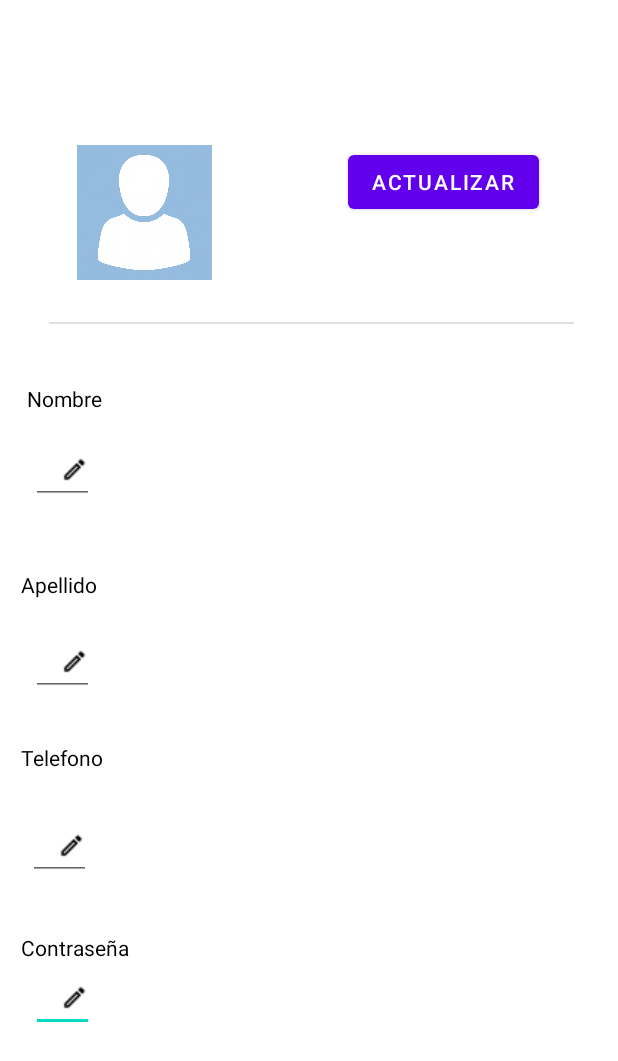
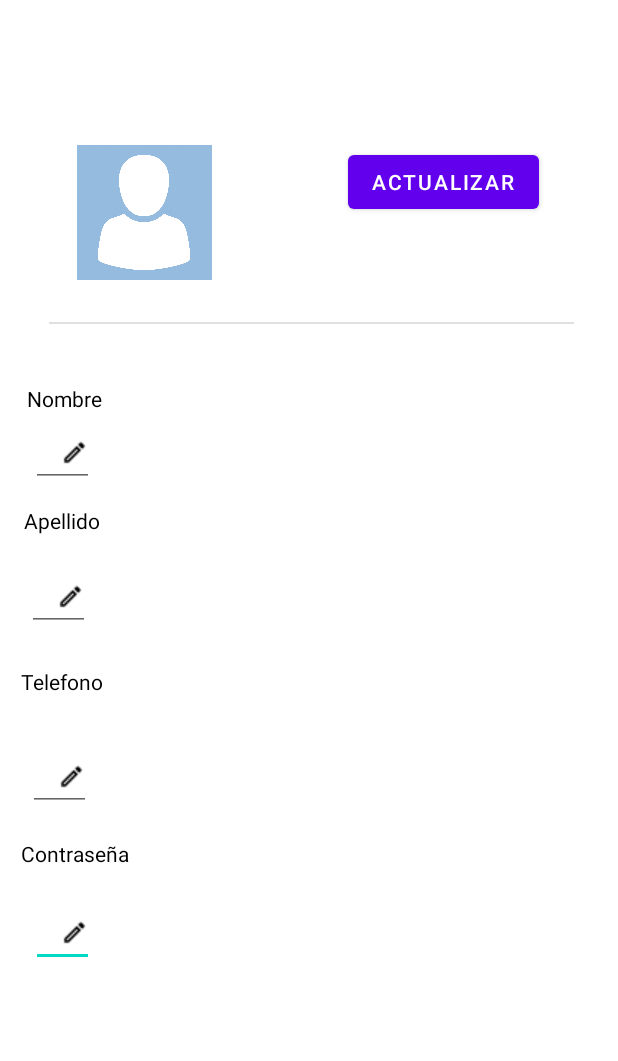
Before and after one commit to olvera93/AndroidStudio_Carpool, an Android app: the layout activity_ver_perfil.xml on its own in the app's theme, with its tools: preview values and no code run, on a phone screen of 412 x 824 dp. Shown: the top 1061 px of the screen. Run offline under Robolectric (Android 15) with nearby library versions, the phone set to English and light mode, and no system bars.

```diff
--- a/app/src/main/java/com/example/carpool/MainActivity.kt
+++ b/app/src/main/java/com/example/carpool/MainActivity.kt
@@ -54,9 +54,8 @@ class MainActivity : AppCompatActivity() {
 
         //Iniciamos el listener
         button.setOnClickListener {
-            if (usuario.text.isEmpty() || contrasena.text.isEmpty()){
+            if (!validacionCampos(usuario.text.toString(),contrasena.text.toString())){
                 Toast.makeText(this, "Usuario o contraseña invalidos", Toast.LENGTH_LONG).show()
-
                 usuario.error = "No debe de estar vacio"
                 contrasena.error="Contraseña incorrecta"
 
@@ -78,3 +77,7 @@ class MainActivity : AppCompatActivity() {
     }
 
 }
+
+fun validacionCampos(campo1:String,campo2:String):Boolean{
+    return campo1.isNotEmpty()&&campo1!=null || campo2.length>0 &&campo2!=null
+        }
--- a/app/src/main/res/layout/activity_ver_perfil.xml
+++ b/app/src/main/res/layout/activity_ver_perfil.xml
@@ -32,7 +32,7 @@
         app:layout_constraintHorizontal_bias="0.041"
         app:layout_constraintStart_toStartOf="parent"
         app:layout_constraintTop_toBottomOf="@+id/NumeroEdit"
-        app:layout_constraintVertical_bias="0.162" />
+        app:layout_constraintVertical_bias="0.07" />
 
     <EditText
         android:id="@+id/ContraEdit"
@@ -47,23 +47,7 @@
         app:layout_constraintHorizontal_bias="0.056"
         app:layout_constraintStart_toStartOf="parent"
         app:layout_constraintTop_toBottomOf="@+id/ContraText"
-        app:layout_constraintVertical_bias="0.011" />
-
-    <EditText
-        android:id="@+id/ApellidoEdit"
-        android:layout_width="wrap_content"
-        android:layout_height="wrap_content"
-        android:layout_marginTop="136dp"
-        android:drawableRight="@drawable/edit"
-        android:drawablePadding="10dp"
-        android:inputType="text"
-        android:paddingLeft="10dp"
-        app:layout_constraintBottom_toBottomOf="parent"
-        app:layout_constraintEnd_toEndOf="parent"
-        app:layout_constraintHorizontal_bias="0.056"
-        app:layout_constraintStart_toStartOf="parent"
-        app:layout_constraintTop_toBottomOf="@+id/NombreText"
-        app:layout_constraintVertical_bias="0.02" />
+        app:layout_constraintVertical_bias="0.105" />
 
     <EditText
         android:id="@+id/NumeroEdit"
@@ -111,15 +95,31 @@
         android:id="@+id/ApellidoText"
         android:layout_width="wrap_content"
         android:layout_height="wrap_content"
-        android:layout_marginBottom="16dp"
+        android:layout_marginBottom="10dp"
         android:text="@string/Apellido"
         android:textColor="@color/black"
         app:layout_constraintBottom_toTopOf="@+id/ApellidoEdit"
         app:layout_constraintEnd_toEndOf="parent"
-        app:layout_constraintHorizontal_bias="0.038"
+        app:layout_constraintHorizontal_bias="0.044"
         app:layout_constraintStart_toStartOf="parent"
         app:layout_constraintTop_toBottomOf="@+id/divider"
-        app:layout_constraintVertical_bias="0.982" />
+        app:layout_constraintVertical_bias="0.931" />
+
+    <EditText
+        android:id="@+id/ApellidoEdit"
+        android:layout_width="wrap_content"
+        android:layout_height="wrap_content"
+        android:layout_marginTop="100dp"
+        android:drawableRight="@drawable/edit"
+        android:drawablePadding="10dp"
+        android:inputType="text"
+        android:paddingLeft="10dp"
+        app:layout_constraintBottom_toBottomOf="parent"
+        app:layout_constraintEnd_toEndOf="parent"
+        app:layout_constraintHorizontal_bias="0.048"
+        app:layout_constraintStart_toStartOf="parent"
+        app:layout_constraintTop_toBottomOf="@+id/NombreText"
+        app:layout_constraintVertical_bias="0.0" />
 
     <TextView
         android:id="@+id/NombreText"
@@ -157,6 +157,6 @@
         app:layout_constraintHorizontal_bias="0.039"
         app:layout_constraintStart_toStartOf="parent"
         app:layout_constraintTop_toBottomOf="@+id/ApellidoEdit"
-        app:layout_constraintVertical_bias="0.024" />
+        app:layout_constraintVertical_bias="0.0" />
 
 </androidx.constraintlayout.widget.ConstraintLayout>
```
